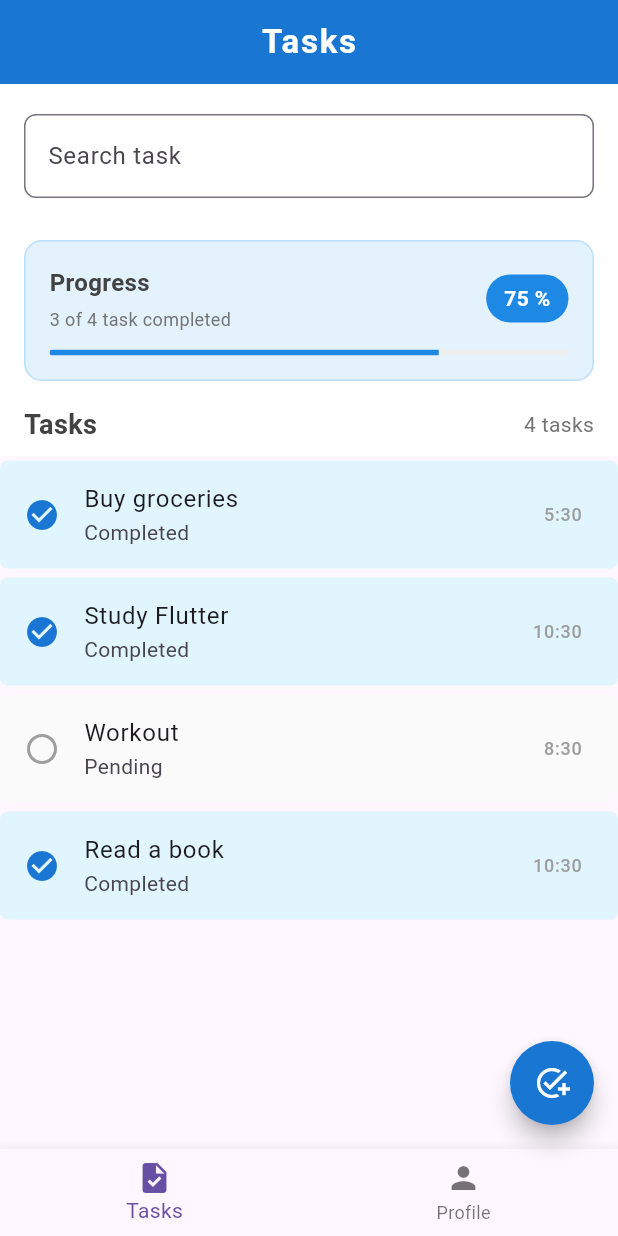
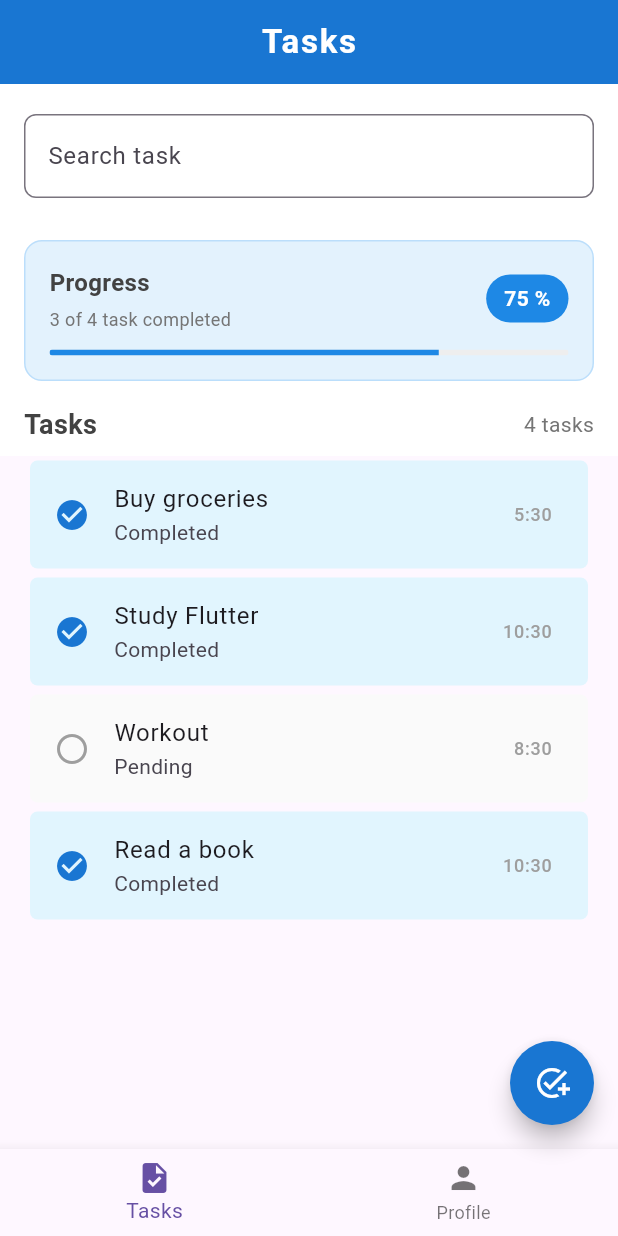
Before and after one commit to vincenitee/todo-list-supabase, a Flutter app: the HomeScreen screen opened directly, after a tap on "Buy groceries", on a phone screen of 412 x 824 dp. Run offline on Flutter 3.47's test engine with Material 3 defaults, Android fonts, the phone set to English and light mode, and no system bars.

Commit message:
refactor: Extract Task List Header to a separate stateless widget

```diff
--- a/lib/screens/home.dart
+++ b/lib/screens/home.dart
@@ -3,6 +3,7 @@ import 'package:todo_list_supabase/models/task.dart';
 import 'package:todo_list_supabase/widgets/custom_progress_card.dart';
 import 'package:todo_list_supabase/widgets/custom_textfield.dart';
 import 'package:todo_list_supabase/widgets/task_list.dart';
+import 'package:todo_list_supabase/widgets/task_list_header.dart';
 
 class HomeScreen extends StatefulWidget {
   const HomeScreen({super.key});
@@ -85,32 +86,20 @@ class _HomeScreenState extends State<HomeScreen> {
           Container(
             color: Colors.white,
             padding: const EdgeInsets.symmetric(horizontal: 16, vertical: 8),
-            child: Row(
-              mainAxisAlignment: MainAxisAlignment.spaceBetween,
-              children: [
-                Text(
-                  'Tasks',
-                  style: TextStyle(
-                    fontSize: 18,
-                    fontWeight: FontWeight.w600,
-                    color: Colors.grey.shade800,
-                  ),
-                ),
-                if (tasks.isNotEmpty)
-                  Text(
-                    '${tasks.length} ${tasks.length == 1 ? 'task' : 'tasks'}',
-                    style: TextStyle(fontSize: 14, color: Colors.grey.shade600),
-                  ),
-              ],
-            ),
+            child: TaskListHeader(tasksCount: tasks.length),
           ),
 
           // List of Tasks
-          TaskList(tasks: tasks, onTaskTap: (task) {
-            setState(() {
-              task.isDone = !task.isDone;
-            });
-          })
+          Expanded(
+            child: TaskList(
+              tasks: tasks,
+              onTaskTap: (task) {
+                setState(() {
+                  task.isDone = !task.isDone;
+                });
+              },
+            ),
+          ),
         ],
       ),
 
--- a/lib/widgets/task_list.dart
+++ b/lib/widgets/task_list.dart
@@ -10,14 +10,14 @@ class TaskList extends StatelessWidget {
 
   @override
   Widget build(BuildContext context) {
-    return Expanded(
-      child: tasks.isEmpty
-          ? NoTaskYet()
-          : ListView.builder(
+    return tasks.isEmpty
+        ? NoTaskYet()
+        : ListView.builder(
+            padding: const EdgeInsets.symmetric(horizontal: 20),
             itemCount: tasks.length,
             itemBuilder: (context, index) {
-            return TaskItem(task: tasks[index], onTap: onTaskTap);
-          }),
-    );
+              return TaskItem(task: tasks[index], onTap: onTaskTap);
+            },
+          );
   }
 }
--- /dev/null
+++ b/lib/widgets/task_list_header.dart
@@ -0,0 +1,29 @@
+import 'package:flutter/material.dart';
+
+class TaskListHeader extends StatelessWidget {
+  final int tasksCount;
+
+  const TaskListHeader({super.key, required this.tasksCount});
+
+  @override
+  Widget build(BuildContext context) {
+    return Row(
+      mainAxisAlignment: MainAxisAlignment.spaceBetween,
+      children: [
+        Text(
+          'Tasks',
+          style: TextStyle(
+            fontSize: 18,
+            fontWeight: FontWeight.w600,
+            color: Colors.grey.shade800,
+          ),
+        ),
+        if (tasksCount > 0)
+          Text(
+            '$tasksCount ${tasksCount == 1 ? 'task' : 'tasks'}',
+            style: TextStyle(fontSize: 14, color: Colors.grey.shade600),
+          ),
+      ],
+    );
+  }
+}
```
